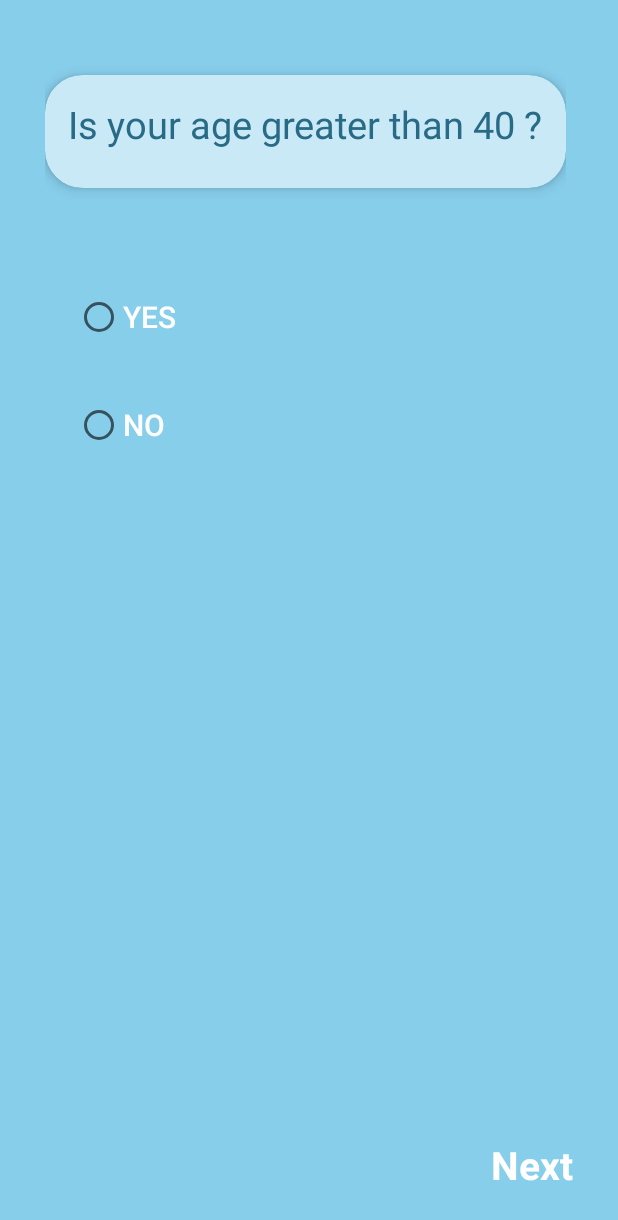
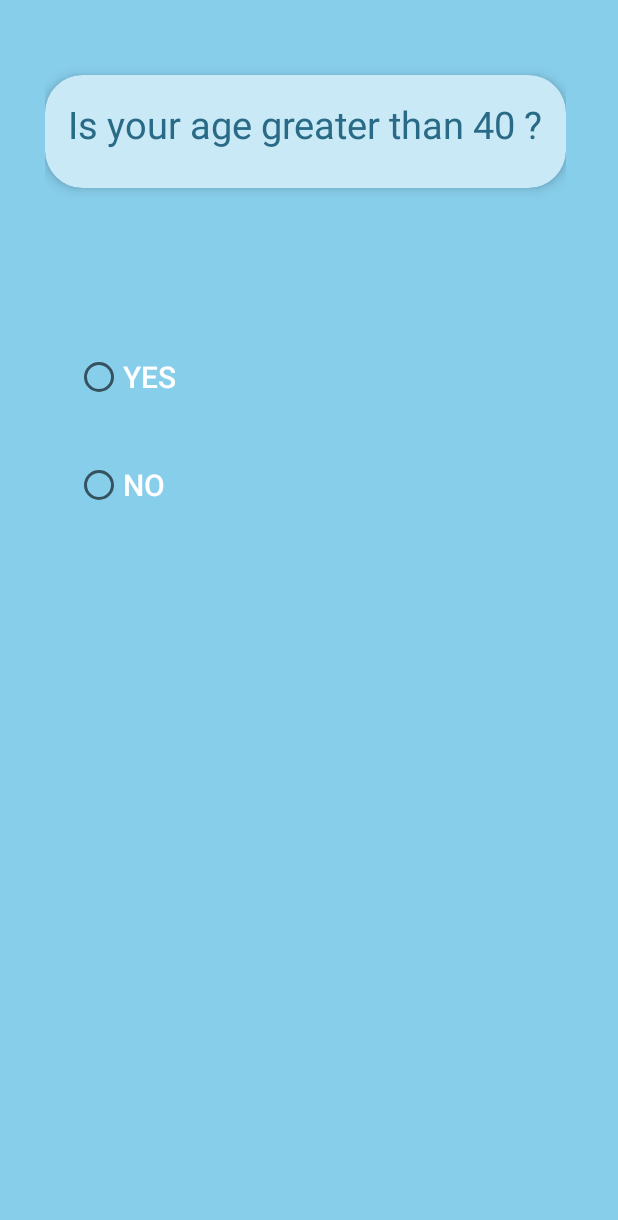
Before and after one commit to SnexusG/covid-19-app, an Android app: the SymptomTest screen opened directly, with no data from a screen before it, on a phone screen of 412 x 824 dp. Shown: the top 1220 px of the screen. Run offline under Robolectric (Android 15) with nearby library versions, the phone set to English and light mode, and no system bars; 1 statement that could not run was skipped.

Commit message:
updated test

```diff
--- a/app/src/main/java/com/example/covid19/SymptomTest.java
+++ b/app/src/main/java/com/example/covid19/SymptomTest.java
@@ -14,12 +14,12 @@ public class SymptomTest extends AppCompatActivity {
 
 
     private TextView symptomsQ;
-    private TextView nextQ;
 
     int count = 0;
 
     private RadioGroup symptomsOptions;
     private RadioButton symptomsA;
+    private View rb1,rb2;
 
     //to store the results of different categories
     int symptomsR = 0;
@@ -27,15 +27,6 @@ public class SymptomTest extends AppCompatActivity {
     int travelR = 0;
     int ageR = 0;
     int quarantineR = 0;
-
-    @Override
-    protected void onCreate(Bundle savedInstanceState) {
-        super.onCreate(savedInstanceState);
-        setContentView(R.layout.activity_symptom_test);
-
-        symptomsQ = findViewById(R.id.symptomsQ);
-        nextQ = findViewById(R.id.next_question);
-        symptomsOptions = findViewById(R.id.symptomsOptions);
 
     final String[] Questions = {"Is your age greater than 40?", "Do you have fever?",
             "Do you have cough?", "Do you feel difficulty in breathing?", "Do you face difficulty in speaking?",
@@ -52,60 +43,57 @@ public class SymptomTest extends AppCompatActivity {
     final int[] quarantineCW = {-2, 1, 2, 3, 3};
 
     final int len = Questions.length;
-        System.out.println("HERE questionaire length " + len);
 
+    @Override
+    protected void onCreate(Bundle savedInstanceState) {
+        super.onCreate(savedInstanceState);
+        super.onCreate(savedInstanceState);
+        setContentView(R.layout.activity_symptom_test);
+        rb1 = findViewById(R.id.yesBtn);
+        rb2 = findViewById(R.id.noBtn);
+        symptomsQ = findViewById(R.id.symptomsQ);
+        symptomsOptions = findViewById(R.id.symptomsOptions);
+    }
 
-        nextQ.setOnClickListener(new View.OnClickListener() {
-            @Override
-            public void onClick(View v) {
-                int selectedId = symptomsOptions.getCheckedRadioButtonId();
-                if(selectedId != -1) {  //an option is selected
-
-                    //get the index of the selected option, 0 for YES and 1 for NO
-                    symptomsA = findViewById(selectedId);
-                    View radioButton = symptomsOptions.findViewById(selectedId);
-                    int idx = symptomsOptions.indexOfChild(radioButton);
-
-
+    public void onClickedRadio(View view){
+        int idx = 0;
+        if(view == rb1){
+            //yes
+            idx = 1;
+        }
         if (count > 0) {
             if (count < 6) {
                 //symptoms category
-                            symptomsR += symptomsW[count - 1] * (idx ^ 1);
+                symptomsR += symptomsW[count - 1] * (idx);
                 System.out.println("HERE symptomsR " + symptomsR);
             } else if (count < 9) {
                 //diseases category
-                            diseaseR += diseasesW[count - 6] * (idx ^ 1);
+                diseaseR += diseasesW[count - 6] * (idx);
                 System.out.println("HERE diseaseR " + diseaseR);
             } else if (count < 11) {
                 //travel category
-                            travelR += travelCW[count - 9] * (idx ^ 1);
+                travelR += travelCW[count - 9] * (idx);
                 System.out.println("HERE travelR " + travelR);
             }else if(count < 16){
                 //quarantine category
-                            quarantineR += quarantineCW[count-11] * (idx^1);
+                quarantineR += quarantineCW[count-11] * (idx);
                 System.out.println("HERE quarantineR " + quarantineR);
             }
         }else{
             //age category
-                            ageR = idx^1;
+            ageR = idx;
         }
         count++;
-                    if(count != len)
-                        symptomsQ.setText(Questions[count]);
-
-                }else{
-                    Toast.makeText(SymptomTest.this, "You need to select one of the options to proceed", Toast.LENGTH_SHORT).show();
-                }
         if(count == len){
             int[] finalScore = {ageR,symptomsR,diseaseR,travelR,quarantineR};
-
+            System.out.println("HERE DONE");
             Intent intent = new Intent(SymptomTest.this, SymptomResult.class);
             intent.putExtra("result", finalScore);
             startActivity(intent);
             finish();
         }
+        symptomsQ.setText(Questions[count]);
+        symptomsOptions.clearCheck();
     }
-        });
 
 }
-}
--- a/app/src/main/res/layout/activity_symptom_test.xml
+++ b/app/src/main/res/layout/activity_symptom_test.xml
@@ -6,7 +6,8 @@
     android:layout_height="match_parent"
     tools:context=".SymptomTest"
     android:padding="30dp"
-    android:background="@color/colorPrimary">
+    android:background="@color/colorPrimary"
+    >
 
     <LinearLayout
         android:layout_width="wrap_content"
@@ -43,12 +44,13 @@
             </LinearLayout>
         </androidx.cardview.widget.CardView>
         <RadioGroup
-            android:layout_marginTop="30dp"
+            android:layout_marginTop="70dp"
             android:id="@+id/symptomsOptions"
             android:outlineSpotShadowColor="@color/darkblue"
             android:layout_width="match_parent"
             android:layout_height="wrap_content">
             <RadioButton
+                android:id="@+id/yesBtn"
                 android:layout_width="wrap_content"
                 android:layout_height="wrap_content"
                 android:text="Yes"
@@ -56,8 +58,10 @@
                 android:textSize="20sp"
                 android:textColor="#fff"
                 android:layout_margin="20dp"
+                android:onClick="onClickedRadio"
                 />
             <RadioButton
+                android:id="@+id/noBtn"
                 android:layout_width="wrap_content"
                 android:layout_height="wrap_content"
                 android:text="No"
@@ -65,20 +69,10 @@
                 android:textSize="20sp"
                 android:textColor="#fff"
                 android:layout_margin="20dp"
+                android:onClick="onClickedRadio"
                 />
         </RadioGroup>
 
     </LinearLayout>
 
-    <TextView
-        android:id="@+id/next_question"
-        android:layout_width="wrap_content"
-        android:layout_height="wrap_content"
-        android:layout_alignParentBottom="true"
-        android:layout_alignParentEnd="true"
-        android:text="Next"
-        android:textColor="@color/white"
-        android:textStyle="bold"
-        android:textSize="26sp"
-        />
 </RelativeLayout>
```
Lines whose indentation alone changed are shown as unchanged.
